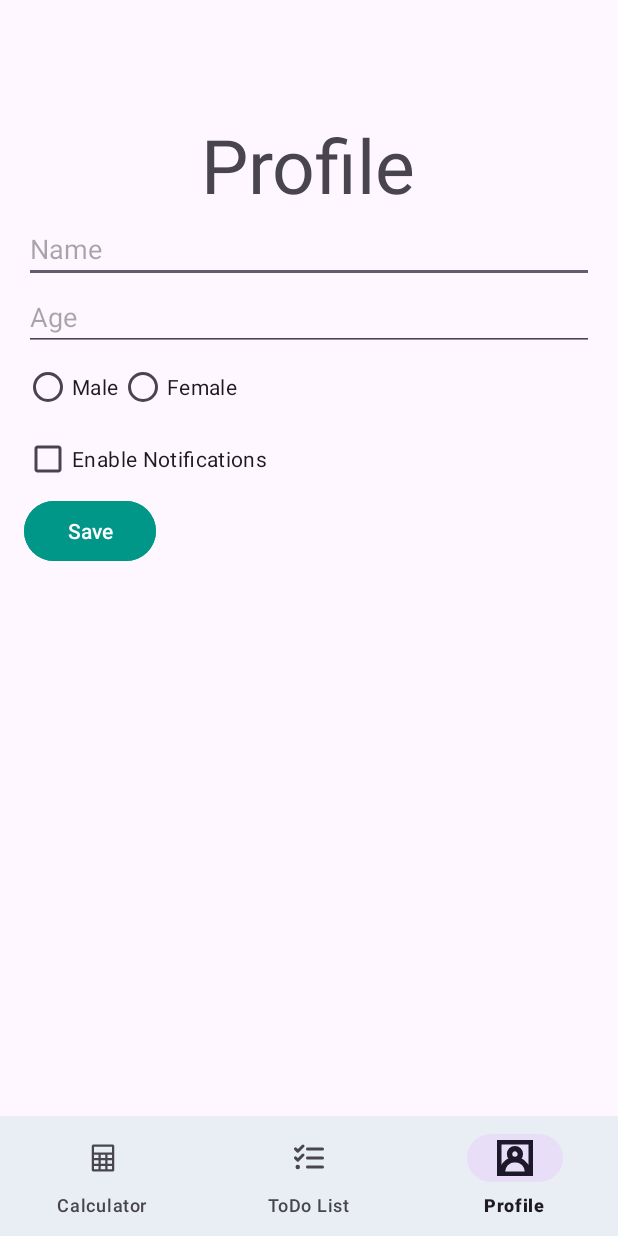
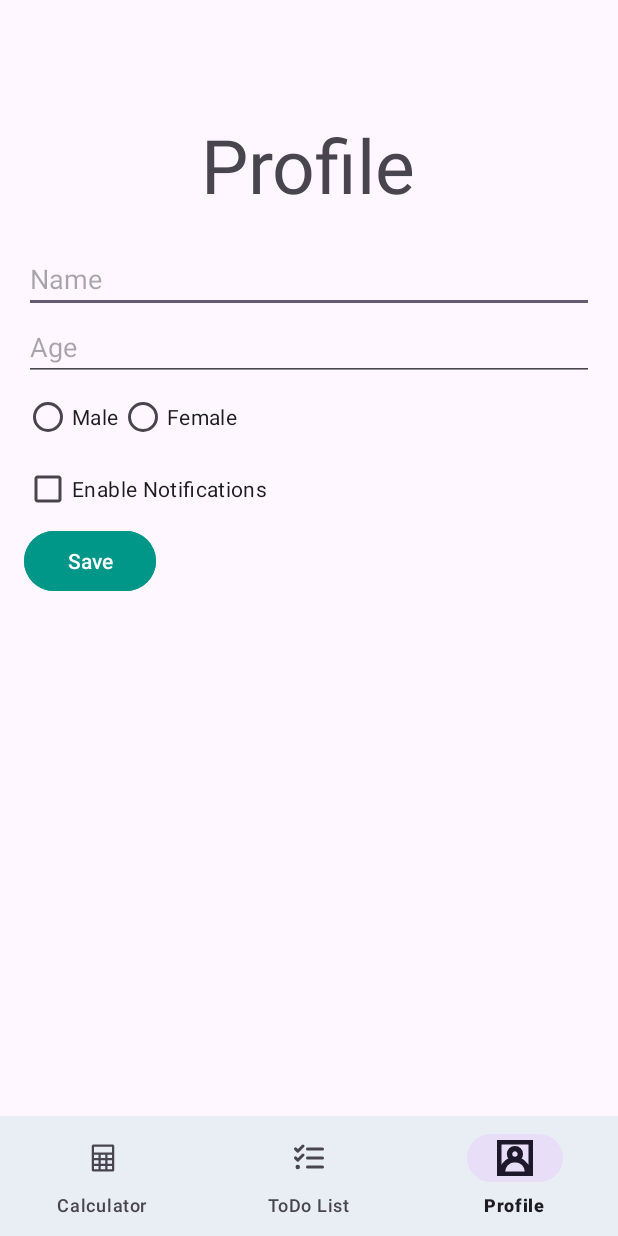
Before and after one commit to Scyn4pse/Canque_Ch_130FRI_AND, an Android app: the screen it shows after launch (MainActivity), on a phone screen of 412 x 824 dp. Run offline under Robolectric (Android 15) with nearby library versions, the phone set to English and light mode, and no system bars.

Commit message:
0927_BottomNavigation Commit

```diff
--- a/app/src/main/res/drawable/ic_calculator.xml
+++ b/app/src/main/res/drawable/ic_calculator.xml
@@ -5,6 +5,6 @@
     android:viewportHeight="24">
   <path
       android:pathData="M5.25,3L4.5,3.75V20.25L5.25,21H9H10.5H13.5H15H18.75L19.5,20.25V3.75L18.75,3H5.25ZM15,19.5H18V17.25H15V19.5ZM15,15.75H18V13.5H15V15.75ZM13.5,13.5L13.5,15.75H10.5L10.5,13.5H13.5ZM15,12H18V9.75H15V12ZM13.5,9.75V12H10.5V9.75H13.5ZM13.5,17.25V19.5H10.5V17.25H13.5ZM9,19.5V17.25H6V19.5H9ZM9,15.75L9,13.5H6V15.75H9ZM9,12V9.75H6V12H9ZM6,8.25V4.5H18V8.25H6Z"
-      android:fillColor="#ffffff"
+      android:fillColor="#000000"
       android:fillType="evenOdd"/>
 </vector>
--- a/app/src/main/res/drawable/ic_profile.xml
+++ b/app/src/main/res/drawable/ic_profile.xml
@@ -1,5 +1,5 @@
 <vector xmlns:android="http://schemas.android.com/apk/res/android" android:height="20dp" android:viewportHeight="20" android:viewportWidth="20" android:width="20dp">
 
-    <path android:fillColor="#ffffff" android:fillType="evenOdd" android:pathData="M18,18L17.963,18C18.115,15.097 16.291,11.769 12.995,10.422C13.594,9.723 13.969,8.813 13.969,7.821C13.969,5.611 12.178,3.814 9.969,3.814C7.76,3.814 5.969,5.602 5.969,7.811C5.969,8.804 6.351,9.699 6.95,10.398C4.133,11.548 2,14.252 2,17.449L2,2L18,2L18,18ZM7.969,7.808C7.969,6.705 8.866,5.808 9.969,5.808C11.072,5.808 11.969,6.705 11.969,7.808C11.969,8.896 11.094,9.781 10.011,9.804C9.997,9.804 9.983,9.802 9.969,9.802C9.954,9.802 9.941,9.804 9.926,9.804C8.844,9.781 7.969,8.896 7.969,7.808L7.969,7.808ZM15.963,18L3.975,18C3.974,18 3.969,17.885 3.969,17.844C3.969,14.683 6.463,11.87 10.011,11.81C13.3,11.833 15.969,14.55 15.969,17.844C15.969,17.885 15.964,18 15.963,18L15.963,18ZM0,20L20,20L20,0L0,0L0,20Z" android:strokeColor="#ffffff" android:strokeWidth="1"/>
+    <path android:fillColor="#000000" android:fillType="evenOdd" android:pathData="M18,18L17.963,18C18.115,15.097 16.291,11.769 12.995,10.422C13.594,9.723 13.969,8.813 13.969,7.821C13.969,5.611 12.178,3.814 9.969,3.814C7.76,3.814 5.969,5.602 5.969,7.811C5.969,8.804 6.351,9.699 6.95,10.398C4.133,11.548 2,14.252 2,17.449L2,2L18,2L18,18ZM7.969,7.808C7.969,6.705 8.866,5.808 9.969,5.808C11.072,5.808 11.969,6.705 11.969,7.808C11.969,8.896 11.094,9.781 10.011,9.804C9.997,9.804 9.983,9.802 9.969,9.802C9.954,9.802 9.941,9.804 9.926,9.804C8.844,9.781 7.969,8.896 7.969,7.808L7.969,7.808ZM15.963,18L3.975,18C3.974,18 3.969,17.885 3.969,17.844C3.969,14.683 6.463,11.87 10.011,11.81C13.3,11.833 15.969,14.55 15.969,17.844C15.969,17.885 15.964,18 15.963,18L15.963,18ZM0,20L20,20L20,0L0,0L0,20Z" android:strokeColor="#000000" android:strokeWidth="1"/>
 
 </vector>
--- a/app/src/main/res/drawable/ic_todolist.xml
+++ b/app/src/main/res/drawable/ic_todolist.xml
@@ -8,6 +8,6 @@
       android:strokeLineJoin="round"
       android:strokeWidth="2"
       android:fillColor="#00000000"
-      android:strokeColor="#ffffff"
+      android:strokeColor="#000000"
       android:strokeLineCap="round"/>
 </vector>
--- a/app/src/main/res/layout/fragment_profile.xml
+++ b/app/src/main/res/layout/fragment_profile.xml
@@ -15,6 +15,7 @@
         android:textSize="50dp" />
 
     <EditText
+        android:layout_marginTop="20dp"
         android:id="@+id/edit_name"
         android:layout_width="match_parent"
         android:layout_height="wrap_content"
```
